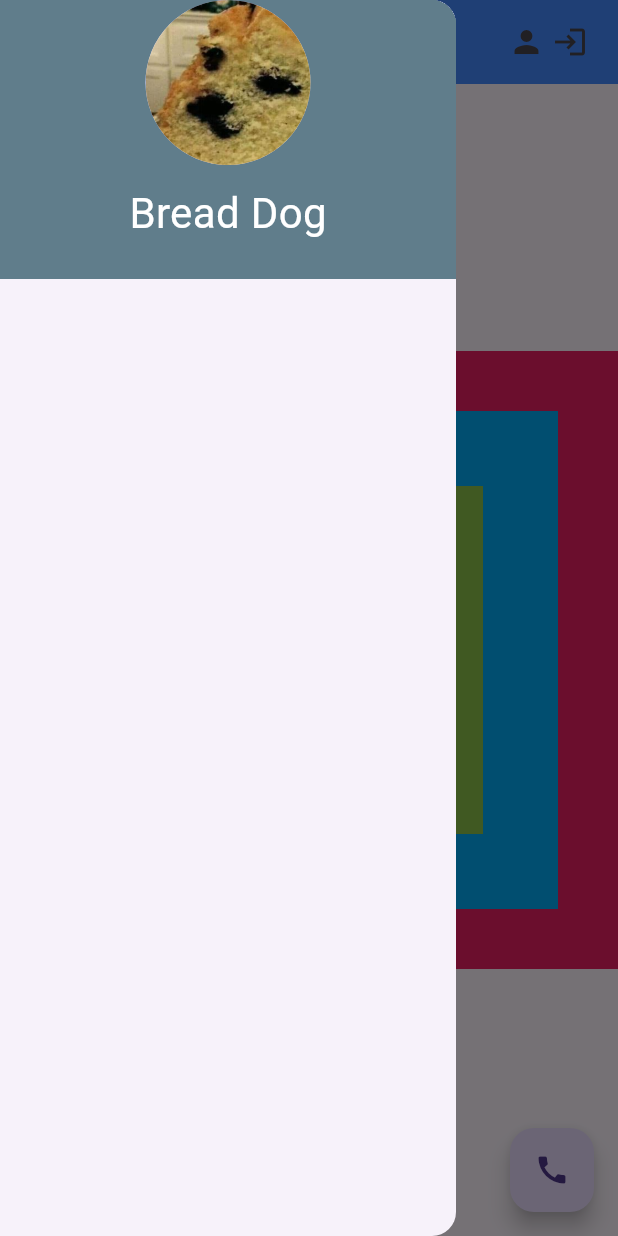
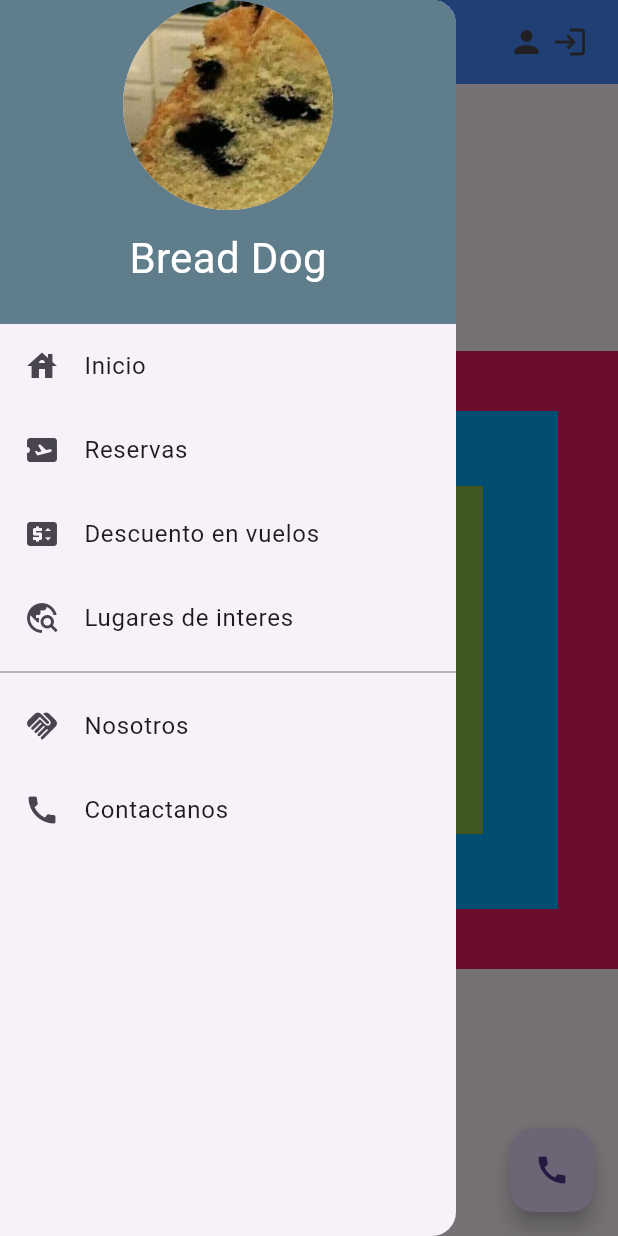
Before and after one commit to Ruthline/fluttervueloya, a Flutter app: the screen it shows after launch, with the side drawer open, on a phone screen of 412 x 824 dp. Run offline on Flutter 3.47's test engine with Material 3 defaults, Android fonts, the phone set to English and light mode, and no system bars.

Commit message:
Menu options was added, design mode

```diff
--- a/lib/main.dart
+++ b/lib/main.dart
@@ -40,32 +40,8 @@ class MyFirstWidget extends StatelessWidget {
           child: Column(
             crossAxisAlignment:  CrossAxisAlignment.stretch,
           children: [
-            Material(
-              color:Colors.blueGrey,
-              child: InkWell(
-                child: Container(
-                  padding: EdgeInsets.only(
-                    top:MediaQuery.of(context).padding.top, bottom: 24
-                  ),
-                  child:const Column(
-                    children: [
-                      CircleAvatar(
-                        radius: 55,
-                      backgroundImage: AssetImage('assets/Breadog.jpg'),
-                      ),
-                      SizedBox(
-                        height: 12,
-                      ),
-                      Text('Bread Dog', style: TextStyle(
-                        fontSize: 28,
-                        color: Colors.white
-                      ), )
-                      ],
-
-                  )
-                ),
-              ),
-            )
+            _headerDrawer(context),
+            _menuDrawer(context),
           ],),
         )
       ),
@@ -98,4 +74,71 @@ class MyFirstWidget extends StatelessWidget {
       ),
     );
   }
+
+  Material _headerDrawer(BuildContext context) {
+    return Material(
+            color:Colors.blueGrey,
+            child: InkWell(
+              child: Container(
+                padding: EdgeInsets.only(
+                  top:MediaQuery.of(context).padding.top, bottom: 24
+                ),
+                child:const Column(
+                  children: [
+                    CircleAvatar(
+                      radius: 70,
+                    backgroundImage: AssetImage('assets/Breadog.jpg'),
+                    ),
+                    SizedBox(
+                      height: 12,
+                    ),
+                    Text('Bread Dog', style: TextStyle(
+                      fontSize: 28,
+                      color: Colors.white
+                    ), )
+                    ],
+
+                )
+              ),
+            ),
+          );
+  }
+
+  Widget _menuDrawer(BuildContext context) {
+    return Column(children: [
+      ListTile(
+        leading: const Icon(Icons.house),
+        title: const Text('Inicio'),
+        onTap: () {},
+      ),
+      ListTile(
+        leading: const Icon(Icons.airplane_ticket),
+        title: const Text('Reservas'),
+        onTap: () {},
+      ),
+      ListTile(
+        leading: const Icon(Icons.price_change),
+        title: const Text('Descuento en vuelos'),
+        onTap: () {},
+      ),
+
+      ListTile(
+        leading: const Icon(Icons.travel_explore),
+        title: const Text('Lugares de interes'),
+        onTap: () {},
+      ),
+      Divider(color: Colors.grey),
+      ListTile(
+        leading: const Icon(Icons.handshake),
+        title: const Text('Nosotros'),
+        onTap: () {},
+      ),
+      ListTile(
+        leading: const Icon(Icons.call),
+        title: const Text('Contactanos'),
+        onTap: () {},
+      ),
+    ],
+    );
+  }
 }
```
Also changed, not shown: flutter_01.png (added).
